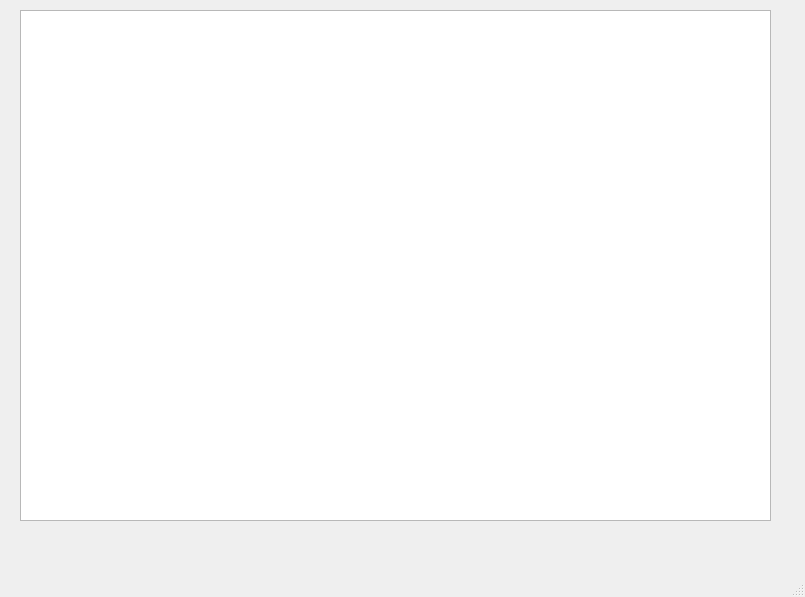
The window that game-planner-core/mainwindow.ui (UranG9630/game-planner) describes before a commit, drawn with Qt 5.
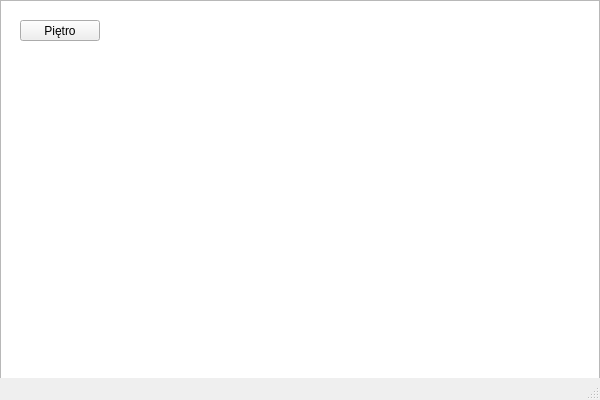
The same window after the commit.

Patch:
```diff
--- a/game-planner-core/mainwindow.ui
+++ b/game-planner-core/mainwindow.ui
@@ -6,8 +6,8 @@
    <rect>
     <x>0</x>
     <y>0</y>
-    <width>805</width>
-    <height>597</height>
+    <width>600</width>
+    <height>400</height>
    </rect>
   </property>
   <property name="windowTitle">
@@ -17,12 +17,31 @@
    <widget class="QGraphicsView" name="graphicsView">
     <property name="geometry">
      <rect>
+      <x>0</x>
+      <y>0</y>
+      <width>600</width>
+      <height>400</height>
+     </rect>
+    </property>
+    <property name="sizePolicy">
+     <sizepolicy hsizetype="Expanding" vsizetype="Expanding">
+      <horstretch>0</horstretch>
+      <verstretch>0</verstretch>
+     </sizepolicy>
+    </property>
+   </widget>
+   <widget class="QPushButton" name="pushButton">
+    <property name="geometry">
+     <rect>
       <x>20</x>
-      <y>10</y>
-      <width>751</width>
-      <height>511</height>
+      <y>20</y>
+      <width>80</width>
+      <height>21</height>
      </rect>
     </property>
+    <property name="text">
+     <string>Piętro</string>
+    </property>
    </widget>
   </widget>
   <widget class="QMenuBar" name="menubar">
```
Left out of the diff: 27 changed lines with no effect on the pictures.
